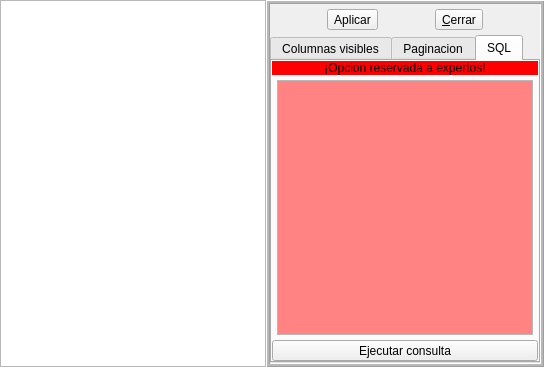
This is bulmages/bulmalib/src/subform3base.ui in eboladev/Bulmages-1 as Qt 5 draws it before an edit. The edited form follows.
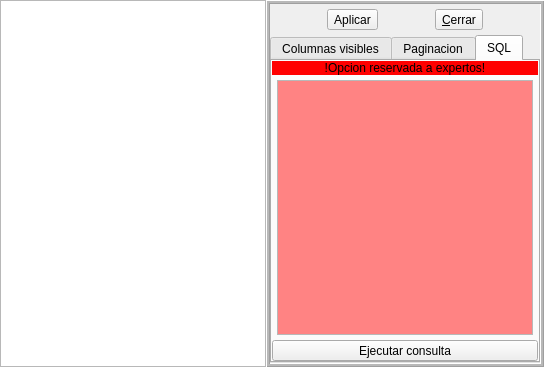
This is the edited form. The open tabs and pages were chosen to show the change. Icons and pictures are not drawn. Custom widgets are drawn as their Qt base class.

Diff of the .ui file:
```diff
--- a/bulmages/bulmalib/src/subform3base.ui
+++ b/bulmages/bulmalib/src/subform3base.ui
@@ -2269,7 +2269,7 @@
              <bool>true</bool>
             </property>
             <property name="text" >
-             <string>¡Opcion reservada a expertos!</string>
+             <string>!Opcion reservada a expertos!</string>
             </property>
             <property name="alignment" >
              <set>Qt::AlignCenter</set>
```
